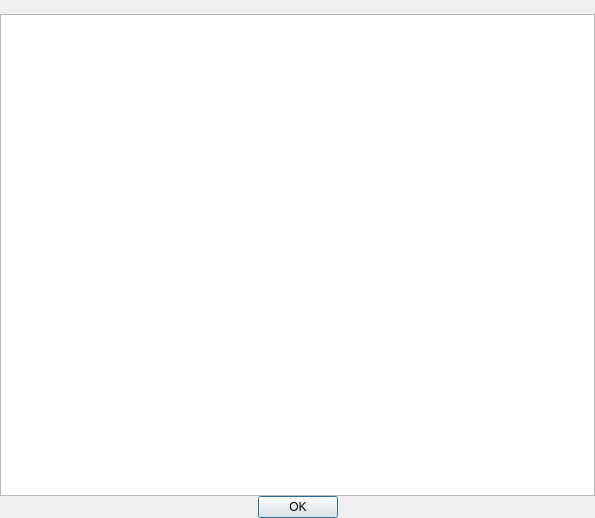
Above: Applications/SlicerQT/Resources/UI/qSlicerAboutDialog.ui from gezidan/Slicer before the change. Below: the same form after it.
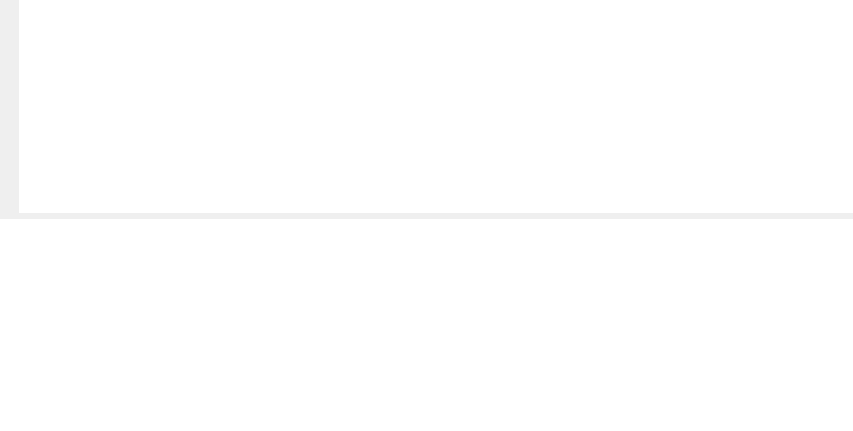
That is the form after the change. Icons and pictures are not drawn.

Commit message: STYLE: Improve layout of 'About dialog'

```diff
--- a/Applications/SlicerQT/Resources/UI/qSlicerAboutDialog.ui
+++ b/Applications/SlicerQT/Resources/UI/qSlicerAboutDialog.ui
@@ -6,22 +6,25 @@
    <rect>
     <x>0</x>
     <y>0</y>
-    <width>595</width>
-    <height>518</height>
+    <width>853</width>
+    <height>431</height>
    </rect>
   </property>
   <property name="windowTitle">
    <string>About 3D Slicer</string>
   </property>
-  <layout class="QVBoxLayout" name="verticalLayout">
-   <property name="spacing">
-    <number>0</number>
-   </property>
+  <layout class="QGridLayout" name="gridLayout">
    <property name="margin">
     <number>0</number>
    </property>
-   <item>
+   <item row="0" column="0">
     <widget class="QLabel" name="SlicerLabel">
+     <property name="sizePolicy">
+      <sizepolicy hsizetype="Fixed" vsizetype="Fixed">
+       <horstretch>0</horstretch>
+       <verstretch>0</verstretch>
+      </sizepolicy>
+     </property>
      <property name="pixmap">
       <pixmap resource="../SlicerQT.qrc">:/Images/SlicerSplashScreen.png</pixmap>
      </property>
@@ -29,26 +32,29 @@
       <bool>true</bool>
      </property>
      <property name="alignment">
-      <set>Qt::AlignCenter</set>
+      <set>Qt::AlignLeading</set>
      </property>
     </widget>
    </item>
-   <item>
-    <widget class="QTextEdit" name="CreditsTextEdit">
+   <item row="0" column="2">
+    <widget class="QTextBrowser" name="CreditsTextBrowser">
+     <property name="frameShape">
+      <enum>QFrame::NoFrame</enum>
+     </property>
+     <property name="lineWidth">
+      <number>0</number>
+     </property>
      <property name="readOnly">
       <bool>true</bool>
      </property>
     </widget>
    </item>
-   <item>
-    <widget class="QDialogButtonBox" name="buttonBox">
-     <property name="orientation">
-      <enum>Qt::Horizontal</enum>
+   <item row="1" column="0" colspan="3">
+    <widget class="QTextBrowser" name="SlicerCreditTextBrowser">
+     <property name="frameShape">
+      <enum>QFrame::NoFrame</enum>
      </property>
-     <property name="standardButtons">
-      <set>QDialogButtonBox::Ok</set>
-     </property>
-     <property name="centerButtons">
+     <property name="openExternalLinks">
       <bool>true</bool>
      </property>
     </widget>
```
Left out of the diff: 40 changed lines with no effect on the pictures. The commit also changes 5 other files.
